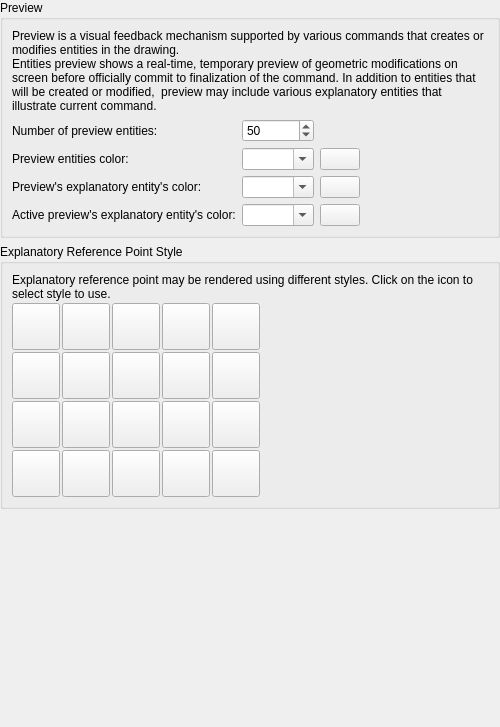
First picture: the form in librecad/src/ui/dialogs/settings/options_drafting/pages/theme/lc_settings_page_drafting_theme_preview.ui, repository sand1024/LibreCAD, before the edit.
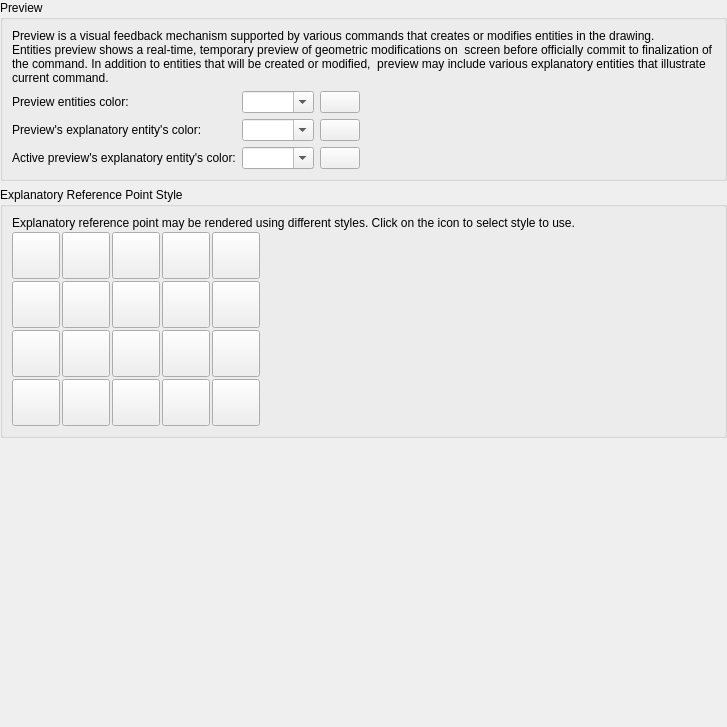
Second picture: the form after the edit. Icons and pictures are not drawn. Custom widgets are drawn as their Qt base class.

Commit message: preview for drawfting preferences

```diff
--- a/librecad/src/ui/dialogs/settings/options_drafting/pages/theme/lc_settings_page_drafting_theme_preview.ui
+++ b/librecad/src/ui/dialogs/settings/options_drafting/pages/theme/lc_settings_page_drafting_theme_preview.ui
@@ -6,7 +6,7 @@
    <rect>
     <x>0</x>
     <y>0</y>
-    <width>500</width>
+    <width>727</width>
     <height>727</height>
    </rect>
   </property>
@@ -28,7 +28,7 @@
      <property name="title">
       <string>Preview</string>
      </property>
-     <layout class="QGridLayout" name="gridLayout_pr">
+     <layout class="QGridLayout" name="gridLayout_pr" rowstretch="0,0,0,0,0,0,0,0" columnstretch="0,0,0,0">
       <item row="7" column="2">
        <widget class="LC_ColorButton" name="pb_previewRefHighlightColor">
         <property name="toolTip">
@@ -48,6 +48,9 @@
         <property name="editable">
          <bool>true</bool>
         </property>
+        <property name="sizeAdjustPolicy">
+         <enum>QComboBox::SizeAdjustPolicy::AdjustToContents</enum>
+        </property>
        </widget>
       </item>
       <item row="6" column="3">
@@ -63,16 +66,6 @@
         </property>
        </spacer>
       </item>
-      <item row="2" column="0">
-       <widget class="QLabel" name="lMaxPreview">
-        <property name="text">
-         <string>Number of preview entities:</string>
-        </property>
-        <property name="buddy">
-         <cstring>sbMaxPreview</cstring>
-        </property>
-       </widget>
-      </item>
       <item row="6" column="1">
        <widget class="LC_ContentAdjustableComboBox" name="cbPreviewRefColor">
         <property name="toolTip">
@@ -83,6 +76,9 @@
         <property name="editable">
          <bool>true</bool>
         </property>
+        <property name="sizeAdjustPolicy">
+         <enum>QComboBox::SizeAdjustPolicy::AdjustToContents</enum>
+        </property>
        </widget>
       </item>
       <item row="6" column="2">
@@ -145,6 +141,9 @@
         <property name="editable">
          <bool>true</bool>
         </property>
+        <property name="sizeAdjustPolicy">
+         <enum>QComboBox::SizeAdjustPolicy::AdjustToContentsOnFirstShow</enum>
+        </property>
        </widget>
       </item>
       <item row="3" column="2">
@@ -156,27 +155,6 @@
         </property>
        </widget>
       </item>
-      <item row="2" column="1">
-       <widget class="QSpinBox" name="sbMaxPreview">
-        <property name="toolTip">
-         <string>Preview Limiting
-
-If more entities in preview than specified, rect will be drawn instead of entities.</string>
-        </property>
-        <property name="specialValueText">
-         <string>Show All</string>
-        </property>
-        <property name="minimum">
-         <number>0</number>
-        </property>
-        <property name="maximum">
-         <number>1000</number>
-        </property>
-        <property name="value">
-         <number>50</number>
-        </property>
-       </widget>
-      </item>
      </layout>
     </widget>
    </item>
```
The commit also changes 44 other files.
